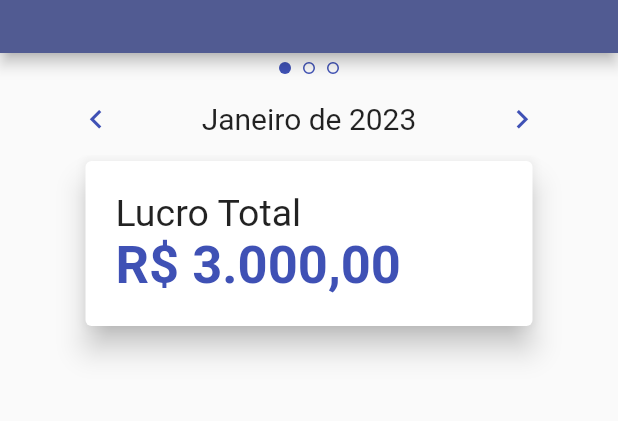
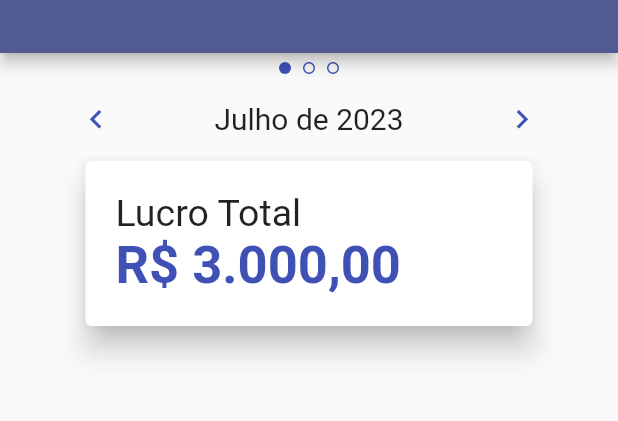
Before and after one commit to Jo-Analyst/app-kayke-barbearia, a Flutter app: the screen it shows after launch, after a tap on the "keyboard arrow left" icon, on a phone screen of 412 x 824 dp, the part 97-518 px from its top. Run offline on Flutter 3.47's test engine with Material 2 defaults, Android fonts, the phone set to English and light mode, and no system bars; our stand-ins replace font_awesome_flutter, sqflite; accounts and stored records are empty.

Commit message:
Implementação do slide do mês

```diff
--- a/lib/app/pages/finance_page.dart
+++ b/lib/app/pages/finance_page.dart
@@ -1,6 +1,7 @@
 import 'package:app_kaike_barbearia/app/template/finance_sales.dart';
 import 'package:app_kaike_barbearia/app/template/finance_services.dart';
 import 'package:app_kaike_barbearia/app/template/finance_spending.dart';
+import 'package:app_kaike_barbearia/app/template/slide_date.dart';
 import 'package:flutter/material.dart';
 
 class FinancePage extends StatefulWidget {
@@ -49,34 +50,7 @@ class _FinancePageState extends State<FinancePage> {
               },
             ),
           ),
-          Padding(
-            padding: const EdgeInsets.symmetric(horizontal: 40),
-            child: Row(
-              mainAxisAlignment: MainAxisAlignment.spaceBetween,
-              children: [
-                IconButton(
-                  onPressed: () {},
-                  icon: Icon(
-                    Icons.keyboard_arrow_left,
-                    color: Theme.of(context).primaryColor,
-                    size: 25,
-                  ),
-                ),
-                const Text(
-                  "Janeiro de 2023",
-                  style: TextStyle(fontSize: 20),
-                ),
-                IconButton(
-                  onPressed: () {},
-                  icon: Icon(
-                    Icons.keyboard_arrow_right,
-                    color: Theme.of(context).primaryColor,
-                    size: 25,
-                  ),
-                ),
-              ],
-            ),
-          ),
+         const SlideDate(),
           SizedBox(
             height: MediaQuery.of(context).size.height,
             child: PageView.builder(
--- /dev/null
+++ b/lib/app/template/slide_date.dart
@@ -0,0 +1,64 @@
+import 'package:app_kaike_barbearia/app/utils/month_slide.dart';
+import 'package:flutter/material.dart';
+
+class SlideDate extends StatefulWidget {
+  const SlideDate({super.key});
+
+  @override
+  State<SlideDate> createState() => _SlideDateState();
+}
+
+class _SlideDateState extends State<SlideDate> {
+  int indexMonth = int.parse(DateTime.now().month.toString()) - 1;
+  int year = int.parse(DateTime.now().year.toString());
+  @override
+  Widget build(BuildContext context) {
+    return Padding(
+      padding: const EdgeInsets.symmetric(horizontal: 40),
+      child: Row(
+        mainAxisAlignment: MainAxisAlignment.spaceBetween,
+        children: [
+          IconButton(
+            onPressed: () {
+              setState(() {
+                if (indexMonth == 0) {
+                  indexMonth = 11;
+                  year--;
+                  return;
+                }
+
+                indexMonth--;
+              });
+            },
+            icon: Icon(
+              Icons.keyboard_arrow_left,
+              color: Theme.of(context).primaryColor,
+              size: 25,
+            ),
+          ),
+          Text(
+            "${date[indexMonth]} de $year",
+            style: const TextStyle(fontSize: 20),
+          ),
+          IconButton(
+            onPressed: () {
+              setState(() {
+                if (indexMonth == 11) {
+                  indexMonth = 0;
+                  year++;
+                  return;
+                }
+                indexMonth++;
+              });
+            },
+            icon: Icon(
+              Icons.keyboard_arrow_right,
+              color: Theme.of(context).primaryColor,
+              size: 25,
+            ),
+          ),
+        ],
+      ),
+    );
+  }
+}
--- a/lib/app/utils/month_slide.dart
+++ b/lib/app/utils/month_slide.dart
@@ -1,13 +1,14 @@
-final List<Map<String, dynamic>> date = [
-  {"month": "Janeiro", "number": 1},
-  {"month": "Fevereiro", "number": 2},
-  {"month": "Março", "number": 3},
-  {"month": "Maio", "number": 4},
-  {"month": "Junho", "number": 6},
-  {"month": "Julho", "number": 7},
-  {"month": "Agosto", "number": 8},
-  {"month": "Setembro", "number": 9},
-  {"month": "Outubro", "number": 10},
-  {"month": "Novembro", "number": 11},
-  {"month": "Dezembro", "number": 12},
+final List<String> date = [
+  "Janeiro",
+  "Fevereiro",
+  "Março",
+  "Abril",
+  "Maio",
+  "Junho",
+  "Julho",
+  "Agosto",
+  "Setembro",
+  "Outubro",
+  "Novembro",
+  "Dezembro",
 ];
--- a/lib/main.dart
+++ b/lib/main.dart
@@ -1,7 +1,9 @@
 import 'package:app_kaike_barbearia/app/pages/home_page.dart';
 import 'package:flutter/material.dart';
+import 'package:intl/date_symbol_data_local.dart';
 
 void main() {
+  initializeDateFormatting('pt_BR', null);
   runApp(const AppKaikeBarbearia());
 }
 
```
